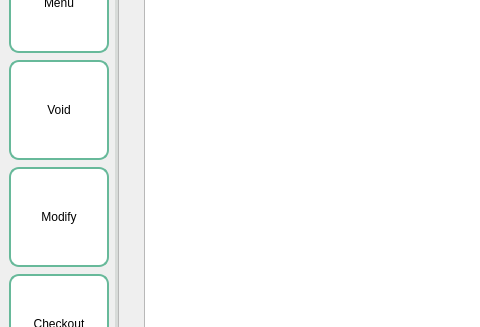
Above: screens/ui/employee_ui/employee_pos/posHistory.ui from sehae/POS-with-Inventory-System before the change; both pictures show x 0 to 480 and y 232 to 559 of the 1177 by 829 pixel window. Below: the same form after it.
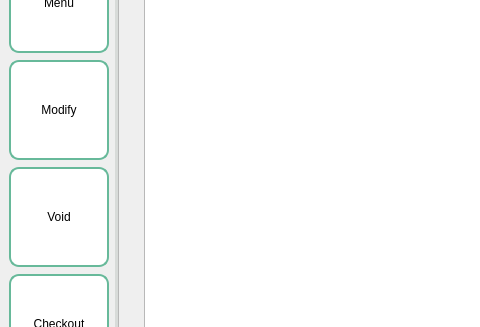
That is the form after the change. Icons and pictures are not drawn.

Diff of the .ui file:
```diff
--- a/screens/ui/employee_ui/employee_pos/posHistory.ui
+++ b/screens/ui/employee_ui/employee_pos/posHistory.ui
@@ -163,7 +163,7 @@
            </widget>
           </item>
           <item>
-           <widget class="QPushButton" name="voidBTN">
+           <widget class="QPushButton" name="modifyBTN">
             <property name="minimumSize">
              <size>
               <width>100</width>
@@ -195,12 +195,12 @@
 }</string>
             </property>
             <property name="text">
-             <string>Void</string>
+             <string>Modify</string>
             </property>
            </widget>
           </item>
           <item>
-           <widget class="QPushButton" name="modifyBTN">
+           <widget class="QPushButton" name="voidBTN">
             <property name="minimumSize">
              <size>
               <width>100</width>
@@ -232,7 +232,7 @@
 }</string>
             </property>
             <property name="text">
-             <string>Modify</string>
+             <string>Void</string>
             </property>
            </widget>
           </item>
```
